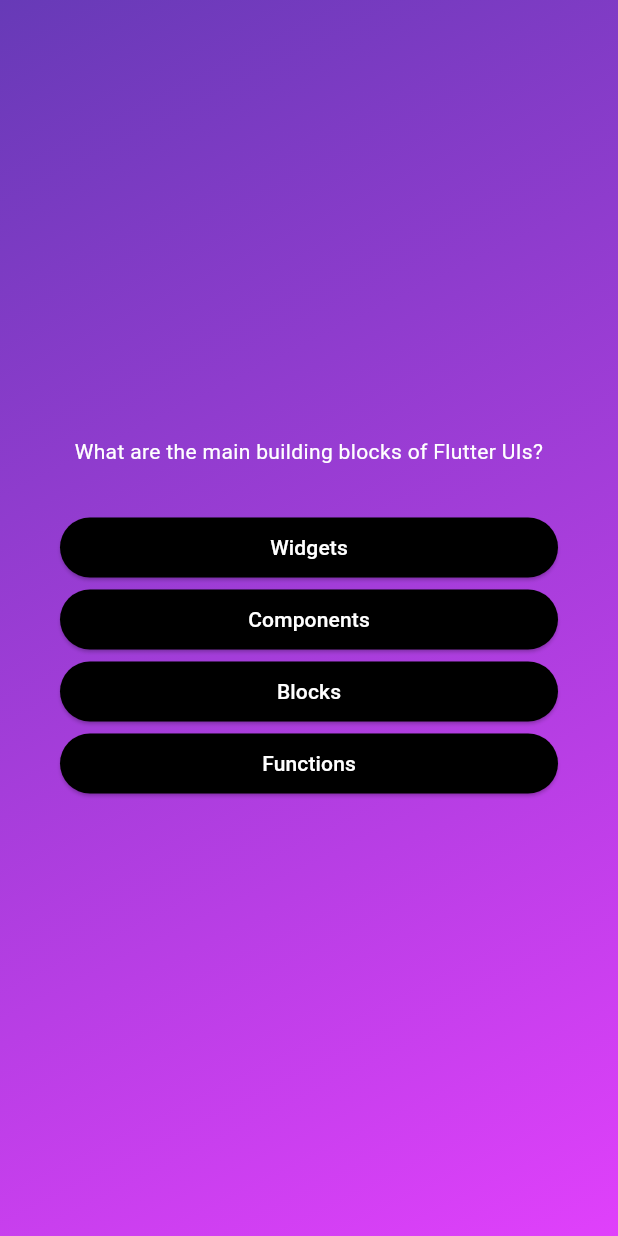
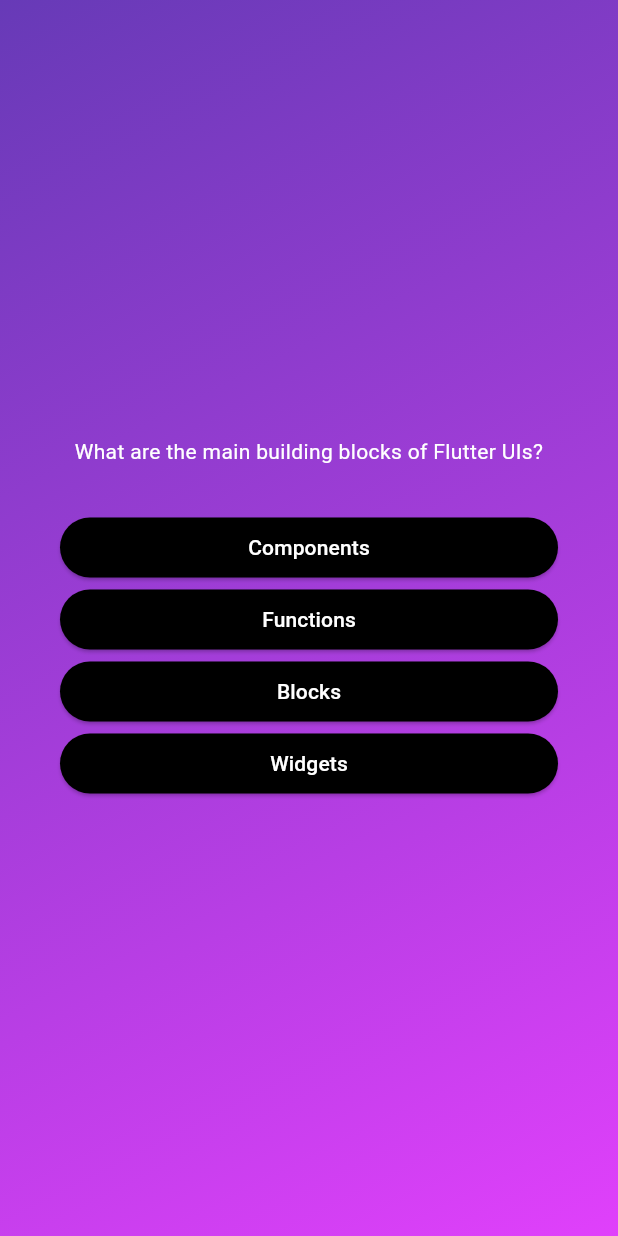
Before and after one commit to mathisgauthey/quiz_app, a Flutter app: the screen it shows after launch, after a tap on "Start Quiz", on a phone screen of 412 x 824 dp. Run offline on Flutter 3.47's test engine with Material 3 defaults, Android fonts, the phone set to English and light mode, and no system bars.

Commit message:
feat: mutate values in memory

```diff
--- a/lib/models/quiz_question.dart
+++ b/lib/models/quiz_question.dart
@@ -3,4 +3,10 @@ class QuizQuestion {
   final List<String> answers;
 
   const QuizQuestion(this.text, this.answers);
+
+  List<String> getShuffledAnswers() {
+    final shuffledList = List.of(answers);
+    shuffledList.shuffle();
+    return shuffledList;
+  }
 }
--- a/lib/questions_screen.dart
+++ b/lib/questions_screen.dart
@@ -31,8 +31,8 @@ class _QuestionsScreenState extends State<QuestionsScreen> {
               textAlign: TextAlign.center,
             ),
             SizedBox(height: 30),
-            ...currentQuestion.answers.map((item) {
-              return AnswerButton(answerText: item, onTap: () {});
+            ...currentQuestion.getShuffledAnswers().map((answer) {
+              return AnswerButton(answerText: answer, onTap: () {});
             }),
           ],
         ),
```
